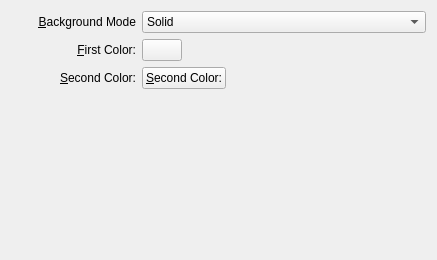
Old version of the form plasma/generic/wallpapers/color/config.ui in the repository mgottschlag/kwin-tiling.
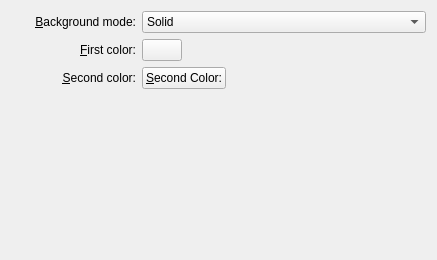
New version of the form. Custom widgets are drawn as their Qt base class.

```diff
--- a/plasma/generic/wallpapers/color/config.ui
+++ b/plasma/generic/wallpapers/color/config.ui
@@ -62,7 +62,7 @@
       </size>
      </property>
      <property name="text">
-      <string>&amp;First Color:</string>
+      <string>&amp;First color:</string>
      </property>
      <property name="alignment">
       <set>Qt::AlignRight|Qt::AlignTrailing|Qt::AlignVCenter</set>
@@ -118,7 +118,7 @@
       </size>
      </property>
      <property name="text">
-      <string>&amp;Second Color:</string>
+      <string>&amp;Second color:</string>
      </property>
      <property name="alignment">
       <set>Qt::AlignRight|Qt::AlignTrailing|Qt::AlignVCenter</set>
@@ -171,7 +171,7 @@
    <item row="0" column="0">
     <widget class="QLabel" name="label_7">
      <property name="text">
-      <string>&amp;Background Mode</string>
+      <string>&amp;Background mode:</string>
      </property>
      <property name="alignment">
       <set>Qt::AlignRight|Qt::AlignTrailing|Qt::AlignVCenter</set>
```
